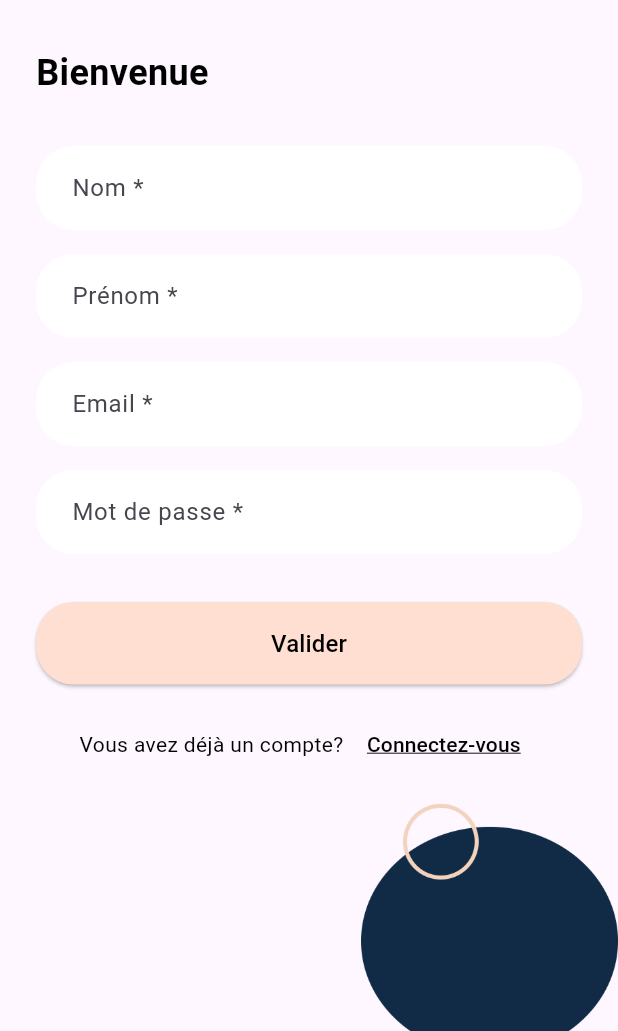
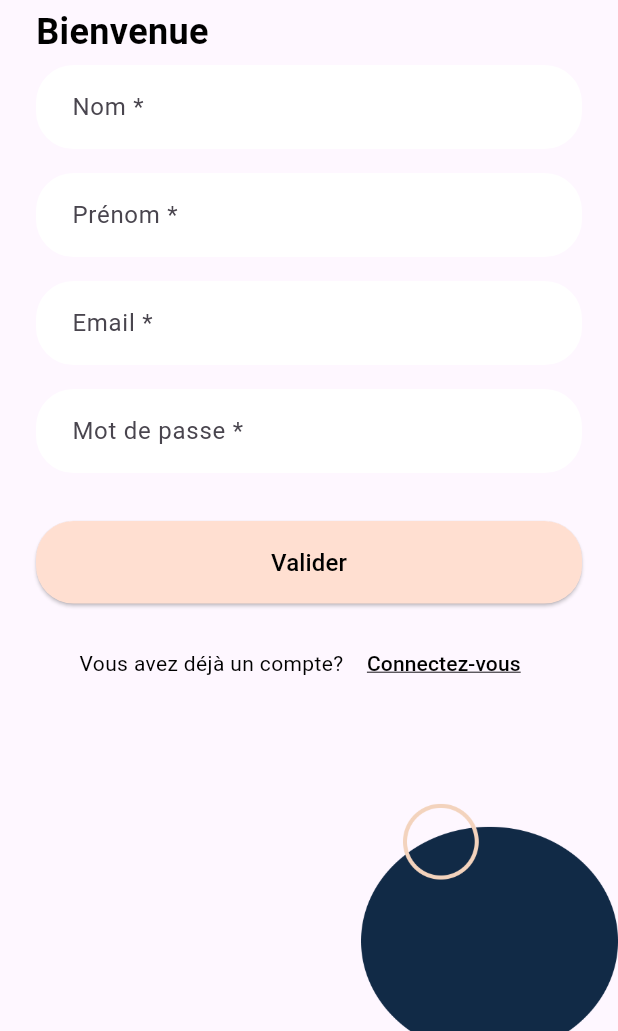
Before and after one commit to Juste231/Eventis, a Flutter app: the SignUpScreen screen opened directly, on a phone screen of 412 x 824 dp, the part 205-1236 px from its top. Run offline on Flutter 3.47's test engine with Material 3 defaults, Android fonts, the phone set to English and light mode, and no system bars; our stand-ins replace badges, curved_navigation_bar, dio, fluttertoast, font_awesome_flutter, jwt_decoder and 1 more; accounts and stored records are empty.

Commit message:
oversize register for small screens

```diff
--- a/lib/pages/auth/register.dart
+++ b/lib/pages/auth/register.dart
@@ -120,7 +120,7 @@ class _SignUpScreenState extends State<SignUpScreen> {
                       child:  Column(
                         crossAxisAlignment: CrossAxisAlignment.stretch,
                         children: [
-                          const SizedBox(height: 32),
+                          const SizedBox(height: 5),
                           const Text(
                             'Bienvenue',
                             style: TextStyle(
@@ -129,7 +129,7 @@ class _SignUpScreenState extends State<SignUpScreen> {
                               color: Colors.black,
                             ),
                           ),
-                          const SizedBox(height: 32),
+                          const SizedBox(height: 5),
                           // Champs de formulaire
                           TextFormField(
                             controller: lastnameController,
```
